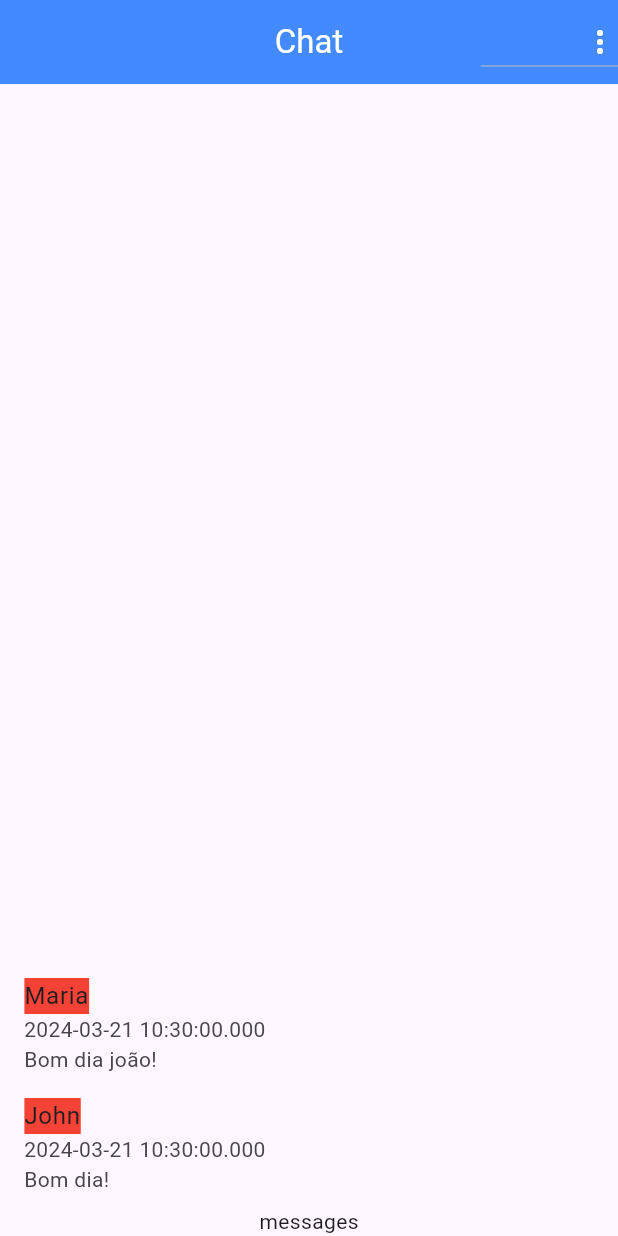
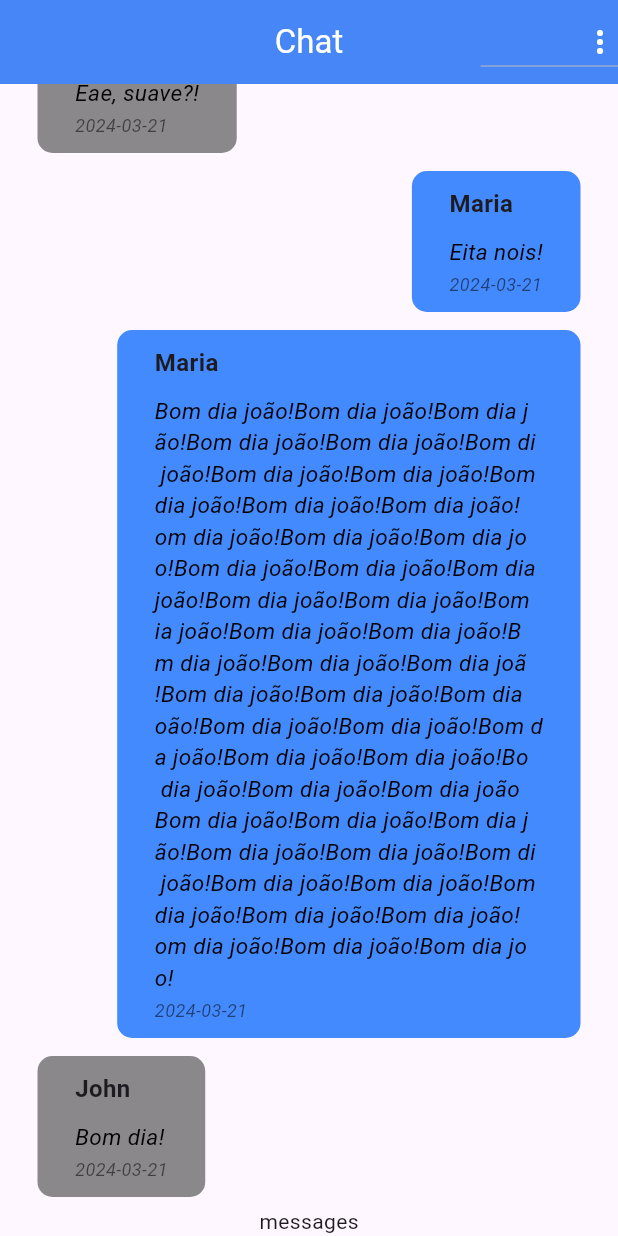
Before and after one commit to gabrielnavas/chat_flutter_app, a Flutter app: the screen it shows after launch, on a phone screen of 412 x 824 dp. Run offline on Flutter 3.47's test engine with Material 3 defaults, Android fonts, the phone set to English and light mode, and no system bars; our stand-ins replace image_picker; accounts and stored records are empty.

Commit message:
create basic message bubble widget

```diff
--- /dev/null
+++ b/lib/components/message_bubble.dart
@@ -0,0 +1,79 @@
+import 'package:chat_flutter_app/core/models/chat_message.dart';
+import 'package:flutter/material.dart';
+import 'package:intl/intl.dart';
+
+class MessageBubble extends StatelessWidget {
+  final ChatMessage message;
+  final bool belongsToCurrentUser;
+
+  const MessageBubble({
+    required this.message,
+    required this.belongsToCurrentUser,
+    super.key,
+  });
+
+  @override
+  Widget build(BuildContext context) {
+    int maxCharactersInLine = 35;
+    String messageSplited = '';
+    for (int i = 0; i < message.text.length; i++) {
+      String line = '';
+      int j;
+      for (j = 0;
+          i < message.text.length && j < maxCharactersInLine;
+          j++, i++) {
+        messageSplited += message.text[i];
+      }
+      if (j >= maxCharactersInLine) {
+        messageSplited += '$line\n';
+      } else {
+        messageSplited += line;
+      }
+    }
+    return Container(
+      margin: const EdgeInsets.symmetric(vertical: 6, horizontal: 25),
+      alignment: belongsToCurrentUser ? Alignment.topRight : Alignment.topLeft,
+      child: Container(
+        padding: const EdgeInsets.symmetric(vertical: 10, horizontal: 25),
+        decoration: BoxDecoration(
+            color: belongsToCurrentUser ? Colors.blueAccent : Colors.black45,
+            borderRadius: BorderRadius.circular(10)),
+        child: Column(
+          crossAxisAlignment: CrossAxisAlignment.start,
+          children: [
+            Text(
+              message.userName,
+              style: const TextStyle(
+                fontWeight: FontWeight.bold,
+                fontSize: 16,
+              ),
+            ),
+            const SizedBox(
+              height: 10,
+            ),
+            Text(
+              messageSplited,
+              style: const TextStyle(
+                fontStyle: FontStyle.italic,
+                fontSize: 15,
+                color: Colors.black,
+              ),
+            ),
+            const SizedBox(
+              height: 3,
+            ),
+            Text(
+              textAlign: TextAlign.start,
+              DateFormat('yyyy-MM-dd').format(message.createdAt),
+              style: const TextStyle(
+                fontStyle: FontStyle.italic,
+                fontSize: 12,
+                color: Colors.black54,
+              ),
+            )
+          ],
+        ),
+      ),
+    );
+  }
+}
--- a/lib/components/messages.dart
+++ b/lib/components/messages.dart
@@ -1,4 +1,6 @@
-import 'package:chat_flutter_app/core/models/chat_message.dart';
+import 'package:chat_flutter_app/components/message_bubble.dart';
+import 'package:chat_flutter_app/core/models/chat_user.dart';
+import 'package:chat_flutter_app/core/services/auth/auth_service.dart';
 import 'package:chat_flutter_app/core/services/chat/chat_service.dart';
 import 'package:flutter/material.dart';
 
@@ -7,6 +9,7 @@ class Messages extends StatelessWidget {
 
   @override
   Widget build(BuildContext context) {
+    final ChatUser currentUser = AuthService().currentUser!;
     return StreamBuilder(
         stream: ChatService().messagesStream(),
         builder: (context, snapshot) {
@@ -23,16 +26,11 @@ class Messages extends StatelessWidget {
           return ListView.builder(
             reverse: true,
             itemCount: msgs.length,
-            itemBuilder: (ctx, index) {
-              final ChatMessage chatMessage = msgs[index];
-              return ListTile(
-                title: Text(
-                  chatMessage.userName,
-                  style: const TextStyle(backgroundColor: Colors.red),
-                ),
-                subtitle: Text('${chatMessage.createdAt}\n${chatMessage.text}'),
-              );
-            },
+            itemBuilder: (ctx, index) => MessageBubble(
+              key: ValueKey(msgs[index].id),
+              message: msgs[index],
+              belongsToCurrentUser: msgs[index].userId == currentUser.id,
+            ),
           );
         });
   }
--- a/lib/core/services/auth/auth_service_mock.dart
+++ b/lib/core/services/auth/auth_service_mock.dart
@@ -7,9 +7,9 @@ import 'package:chat_flutter_app/core/services/auth/auth_service.dart';
 
 class AuthServiceMock implements AuthService {
   static final _defaultUser = ChatUser(
-    id: '1',
-    name: 'Test',
-    email: 'test@email.com',
+    id: '2',
+    name: 'Maria',
+    email: 'maria@email.com',
     imageUrl: 'assets/images/avatar.png',
   );
 
--- a/lib/core/services/chat/chat_service_mock.dart
+++ b/lib/core/services/chat/chat_service_mock.dart
@@ -16,10 +16,24 @@ class ChatServiceMock implements ChatService {
         userImageUrl: 'assets/images/avatar.png'),
     ChatMessage(
         id: '2',
-        text: 'Bom dia joão!',
+        text: List.generate(50, (index) => 'Bom dia joão!').join(''),
         createdAt: DateTime.now(),
         userId: '2',
         userName: 'Maria',
+        userImageUrl: 'assets/images/avatar.png'),
+    ChatMessage(
+        id: '3',
+        text: 'Eita nois!',
+        createdAt: DateTime.now(),
+        userId: '2',
+        userName: 'Maria',
+        userImageUrl: 'assets/images/avatar.png'),
+    ChatMessage(
+        id: '4',
+        text: 'Eae, suave?!',
+        createdAt: DateTime.now(),
+        userId: '3',
+        userName: 'Kiko',
         userImageUrl: 'assets/images/avatar.png'),
   ];
   static MultiStreamController<List<ChatMessage>>? _controller;
```
